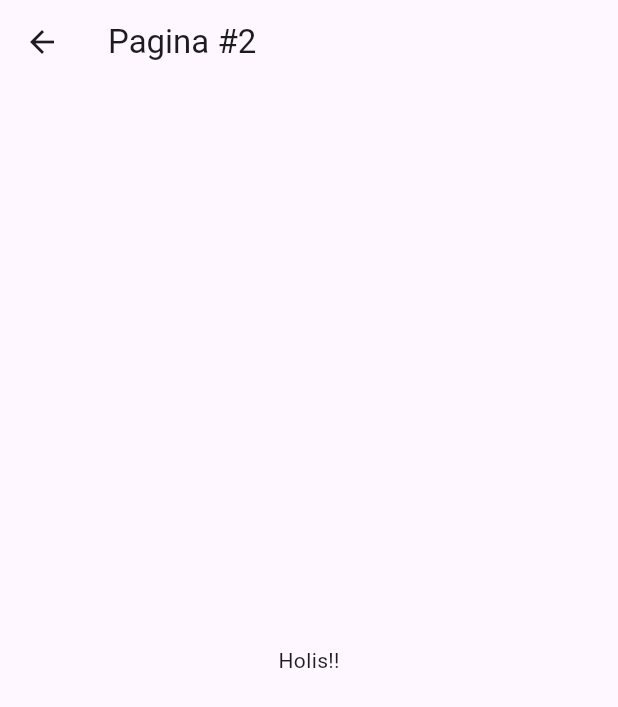
After one commit to RafaEscobar/Flutter-Use-Provider, a Flutter app: the screen it shows after launch, after a tap on the "arrow back" icon, on a phone screen of 412 x 824 dp. The commit adds this screen. Shown: the top 707 px of the screen. Run offline on Flutter 3.47's test engine with Material 3 defaults, Android fonts, the light colour scheme and no system bars.

Commit message:
Agrega navegación sencilla a otra screen

```diff
--- a/lib/screens/screen_one.dart
+++ b/lib/screens/screen_one.dart
@@ -2,6 +2,7 @@ import 'package:flutter/material.dart';
 import 'package:provider/provider.dart';
 import 'package:use_provider/domain/providers/task_provider.dart';
 import 'package:use_provider/domain/widgets/checkbox_widget.dart';
+import 'package:use_provider/screens/screen_two.dart';
 
 class ScreenOne extends StatelessWidget {
   const ScreenOne({super.key});
@@ -14,6 +15,17 @@ class ScreenOne extends StatelessWidget {
     return Scaffold(
       appBar: AppBar(
         title: const Text('Uso de providers'),
+        leading: IconButton(
+          icon: const Icon(Icons.arrow_back),
+          onPressed: (){
+            Navigator.push(
+              context,
+              MaterialPageRoute(
+                builder: (context) => const ScreenTwo(),
+              )
+            );
+          },
+        ),
       ),
       body: Body(taskProvider: taskProvider, inputController: inputController, inputFocus: inputFocus,),
     );
--- /dev/null
+++ b/lib/screens/screen_two.dart
@@ -0,0 +1,17 @@
+import 'package:flutter/material.dart';
+
+class ScreenTwo extends StatelessWidget {
+  const ScreenTwo({super.key});
+
+  @override
+  Widget build(BuildContext context){
+    return Scaffold(
+      appBar: AppBar(
+        title: const Text('Pagina #2'),
+      ),
+      body: const Center(
+        child: Text('Holis!!'),
+      ),
+    );
+  }
+}
```
